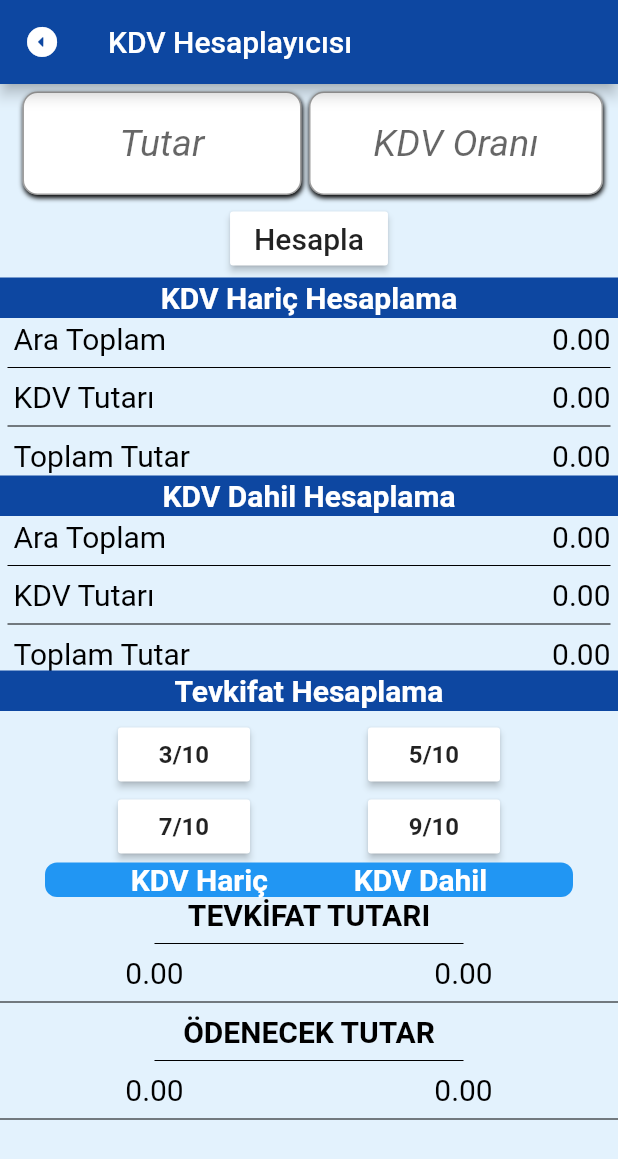
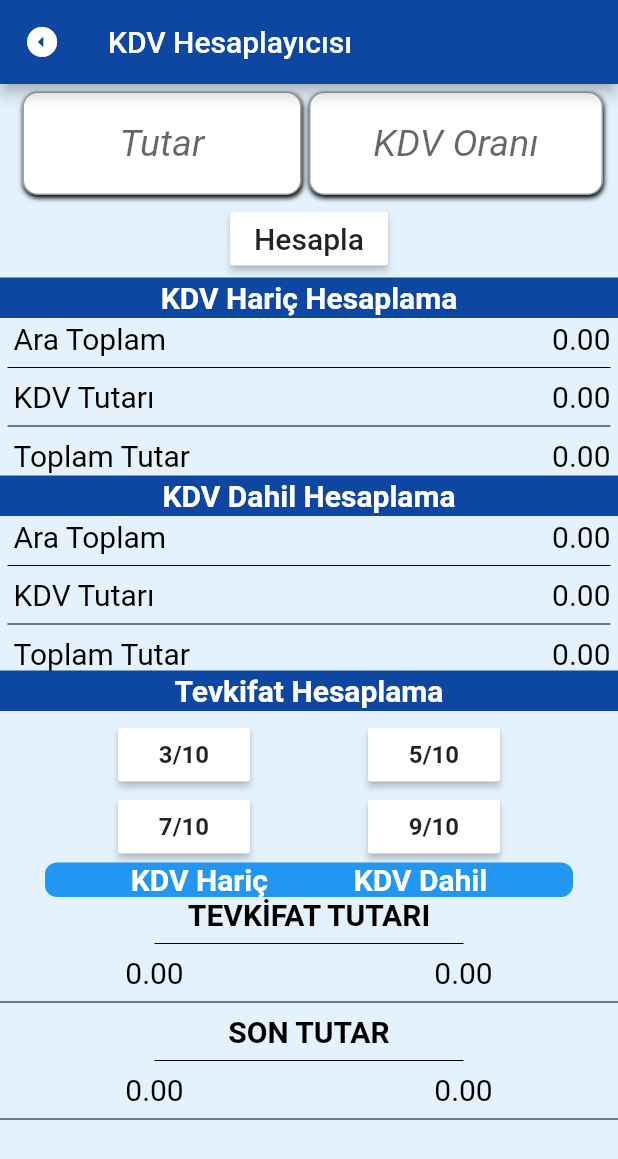
Before and after one commit to batuhansavas-yilmaz/topluhesaplayici, a Flutter app: the KdvHesaplayicisi screen opened directly, on a phone screen of 412 x 824 dp. Shown: the top 1159 px of the screen. Run offline on Flutter 3.47's test engine with Material 2 defaults, Android fonts, the phone set to English and light mode, and no system bars; our stand-ins replace device_preview; missing offline and left inert: firebase_admob; accounts and stored records are empty.

Commit message:
"son sürüm güncellemesi yayınlandı"

```diff
--- a/lib/admobIslemleri.dart
+++ b/lib/admobIslemleri.dart
@@ -24,8 +24,8 @@ static final String bannerCanli ="ca-app-pub-9520376060064699/8218290850";
 
   static BannerAd buildBannerAd(){
     return BannerAd(
-      //adUnitId: bannerCanli,
-     adUnitId: BannerAd.testAdUnitId,
+      adUnitId: bannerCanli,
+     //adUnitId: BannerAd.testAdUnitId,
       size: AdSize.banner,
       targetingInfo: targetingInfo,
       listener: (MobileAdEvent event) {
--- a/lib/kdvHesaplayicisi.dart
+++ b/lib/kdvHesaplayicisi.dart
@@ -488,7 +488,7 @@ class KdvHesaplayicisiState extends State<KdvHesaplayicisi> {
                             child: Column(
                               children: [
                                 Text(
-                                  "ÖDENECEK TUTAR",
+                                  "SON TUTAR",
                                   style: TextStyle(
                                       color: Colors.black,
                                       fontSize: 20,
--- a/lib/main.dart
+++ b/lib/main.dart
@@ -43,6 +43,7 @@ class MyApp extends StatelessWidget {
           title: "HesapMatik",
           debugShowCheckedModeBanner: false,
           home: HomePage(),
+
 
     );
   }
@@ -91,7 +92,7 @@ class _HomePageState extends State<HomePage> {
             showCupertinoModalPopup(
                 context: context,
                 builder: (context) => AlertDialog(
-                        title: Text("HesapMatik v2.1",style: TextStyle(fontSize: SizeConfig.blockSizeHorizontal * 4,),),
+                        title: Text("HesapMatik v2.2",style: TextStyle(fontSize: SizeConfig.blockSizeHorizontal * 4,),),
                         content: Column(
                           mainAxisSize: MainAxisSize.min,
                           crossAxisAlignment: CrossAxisAlignment.start,
--- a/pubspec.yaml
+++ b/pubspec.yaml
@@ -15,7 +15,7 @@ publish_to: 'none' # Remove this line if you wish to publish to pub.dev
 # In iOS, build-name is used as CFBundleShortVersionString while build-number used as CFBundleVersion.
 # Read more about iOS versioning at
 # https://developer.apple.com/library/archive/documentation/General/Reference/InfoPlistKeyReference/Articles/CoreFoundationKeys.html
-version: 2.1+5
+version: 2.2+6
 
 environment:
   sdk: ">=2.7.0 <3.0.0"
```
Also changed, not shown: 3 other files. Lines whose indentation alone changed are shown as unchanged.
